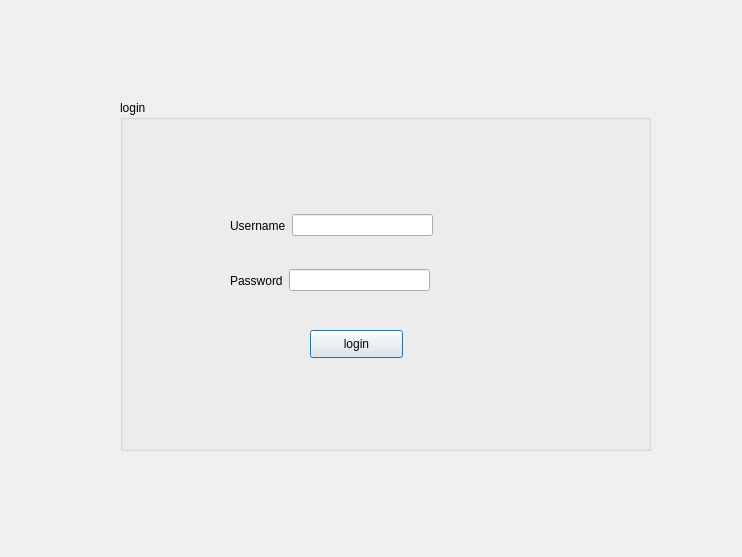
First picture: the form in login.ui, repository dhiaeddine12/olympic_games_2A20, before the edit.
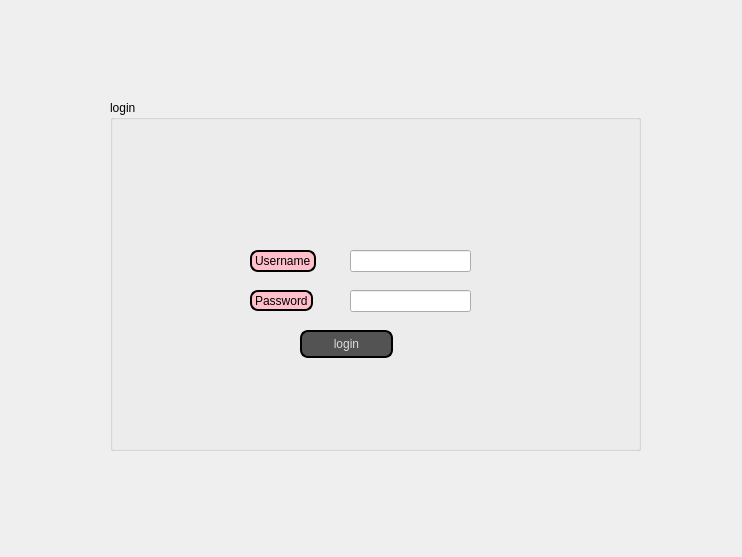
Second picture: the form after the edit.

```diff
--- a/login.ui
+++ b/login.ui
@@ -16,7 +16,7 @@
   <widget class="QGroupBox" name="groupBox">
    <property name="geometry">
     <rect>
-     <x>120</x>
+     <x>110</x>
      <y>100</y>
      <width>531</width>
      <height>351</height>
@@ -34,57 +34,106 @@
       <height>28</height>
      </rect>
     </property>
+    <property name="styleSheet">
+     <string notr="true">QPushButton {
+color: #dcdcdc;
+background:#535353;
+border: none;
+font-size:12px;
+font-family:Arial, Helvetica, sans-serif;
+border: 2px solid ;
+border-radius: 8px;
+}
+QPushButton:hover {
+color:#fff;
+	background-color: rgb(0, 0, 127);
+border: none;
+}</string>
+    </property>
     <property name="text">
      <string>login</string>
     </property>
    </widget>
-   <widget class="QWidget" name="layoutWidget">
+   <widget class="QLabel" name="label">
     <property name="geometry">
      <rect>
-      <x>110</x>
-      <y>110</y>
-      <width>203</width>
-      <height>31</height>
+      <x>140</x>
+      <y>150</y>
+      <width>66</width>
+      <height>22</height>
      </rect>
     </property>
-    <layout class="QHBoxLayout" name="horizontalLayout">
-     <item>
-      <widget class="QLabel" name="label">
-       <property name="text">
-        <string>Username</string>
-       </property>
-      </widget>
-     </item>
-     <item>
-      <widget class="QLineEdit" name="username"/>
-     </item>
-    </layout>
+    <property name="styleSheet">
+     <string notr="true">QLabel {
+color: #000000;
+background:#FFC0CB;
+border: none;
+font-size:12px;
+font-family:Arial, Helvetica, sans-serif;
+border: 2px solid ;
+border-radius: 8px;
+}
+QPushButton:hover {
+color:#fff;
+background-color: rgb(0, 0, 127);
+border: none;
+}</string>
+    </property>
+    <property name="text">
+     <string>Username</string>
+    </property>
    </widget>
-   <widget class="QWidget" name="layoutWidget_2">
+   <widget class="QLineEdit" name="username">
     <property name="geometry">
      <rect>
-      <x>110</x>
-      <y>160</y>
-      <width>200</width>
-      <height>41</height>
+      <x>240</x>
+      <y>150</y>
+      <width>121</width>
+      <height>22</height>
      </rect>
     </property>
-    <layout class="QHBoxLayout" name="horizontalLayout_2">
-     <item>
-      <widget class="QLabel" name="label_2">
-       <property name="text">
-        <string>Password</string>
-       </property>
-      </widget>
-     </item>
-     <item>
-      <widget class="QLineEdit" name="password">
-       <property name="echoMode">
-        <enum>QLineEdit::Password</enum>
-       </property>
-      </widget>
-     </item>
-    </layout>
+   </widget>
+   <widget class="QLabel" name="label_2">
+    <property name="geometry">
+     <rect>
+      <x>140</x>
+      <y>190</y>
+      <width>63</width>
+      <height>21</height>
+     </rect>
+    </property>
+    <property name="styleSheet">
+     <string notr="true">QLabel {
+color: #000000;
+background:#FFC0CB;
+border: none;
+font-size:12px;
+font-family:Arial, Helvetica, sans-serif;
+border: 2px solid ;
+border-radius: 8px;
+}
+QPushButton:hover {
+color:#fff;
+background-color: rgb(0, 0, 127);
+border: none;
+}</string>
+    </property>
+    <property name="text">
+     <string>Password</string>
+    </property>
+   </widget>
+   <widget class="QLineEdit" name="password">
+    <property name="geometry">
+     <rect>
+      <x>240</x>
+      <y>190</y>
+      <width>121</width>
+      <height>22</height>
+     </rect>
+    </property>
+    <property name="echoMode">
+     <enum>QLineEdit::Password</enum>
+    </property>
    </widget>
   </widget>
  </widget>
```
